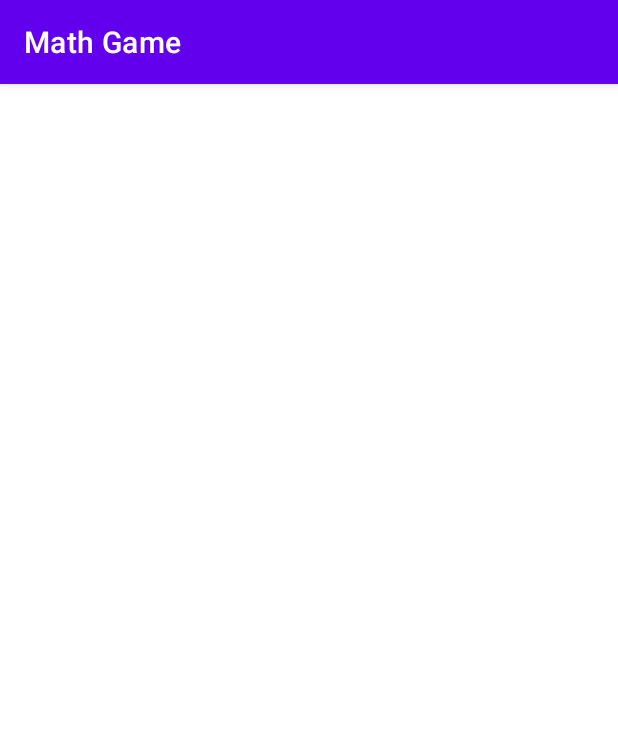
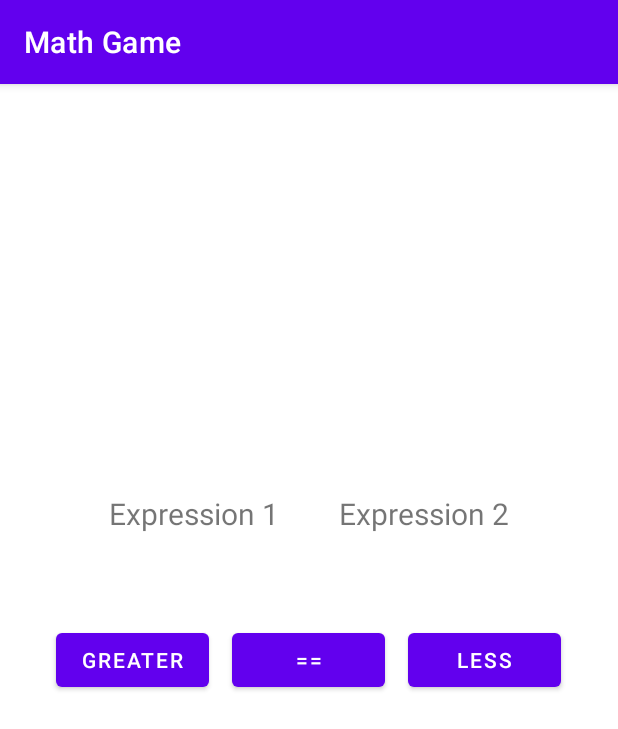
Before and after one commit to pAkalpa/Math_Game, an Android app: the GameLogicActivity screen opened directly, with no data from a screen before it, on a phone screen of 412 x 824 dp. Shown: the top 729 px of the screen. Run offline under Robolectric (Android 15) with nearby library versions, the light colour scheme and no system bars.

Commit message:
:lipstick: Add Basic Game UI

```diff
--- a/app/src/main/res/layout/activity_game_logic.xml
+++ b/app/src/main/res/layout/activity_game_logic.xml
@@ -1,9 +1,72 @@
 <?xml version="1.0" encoding="utf-8"?>
-<androidx.constraintlayout.widget.ConstraintLayout xmlns:android="http://schemas.android.com/apk/res/android"
-    xmlns:app="http://schemas.android.com/apk/res-auto"
+<LinearLayout xmlns:android="http://schemas.android.com/apk/res/android"
     xmlns:tools="http://schemas.android.com/tools"
     android:layout_width="match_parent"
     android:layout_height="match_parent"
-    tools:context=".GameLogicActivity">
+    android:gravity="center"
+    android:orientation="vertical"
+    tools:context=".MainActivity">
 
-</androidx.constraintlayout.widget.ConstraintLayout>
+    <LinearLayout
+        android:layout_width="match_parent"
+        android:layout_height="wrap_content"
+        android:gravity="center"
+        android:orientation="horizontal" >
+
+        <TextView
+            android:id="@+id/tvEx1"
+            android:layout_width="wrap_content"
+            android:text="@string/ex1"
+            android:textSize="20sp"
+            android:autoSizeTextType="uniform"
+            android:layout_marginEnd="20dp"
+            android:layout_height="wrap_content" />
+
+        <TextView
+            android:id="@+id/tvEx2"
+            android:layout_width="wrap_content"
+            android:text="@string/ex2"
+            android:textSize="20sp"
+            android:autoSizeTextType="uniform"
+            android:layout_marginStart="20dp"
+            android:layout_height="wrap_content" />
+    </LinearLayout>
+
+    <LinearLayout
+        android:layout_width="match_parent"
+        android:layout_height="wrap_content"
+        android:orientation="horizontal"
+        android:layout_marginTop="60dp"
+        android:gravity="center" >
+
+        <Button
+            android:id="@+id/btnGT"
+            android:layout_width="102dp"
+            android:layout_height="wrap_content"
+            android:layout_marginEnd="15dp"
+            android:text="@string/greater" />
+
+        <Button
+            android:id="@+id/btnET"
+            android:layout_width="102dp"
+            android:layout_height="wrap_content"
+            android:text="@string/et" />
+
+        <Button
+            android:id="@+id/btnLT"
+            android:layout_width="102dp"
+            android:layout_height="wrap_content"
+            android:layout_marginStart="15dp"
+            android:text="@string/less" />
+
+    </LinearLayout>
+
+    <TextView
+        android:id="@+id/tvResult"
+        android:layout_width="match_parent"
+        android:layout_height="wrap_content"
+        android:textSize="50sp"
+        android:textAlignment="center"
+        android:layout_marginTop="20sp" />
+
+</LinearLayout>
--- a/app/src/main/res/values/strings.xml
+++ b/app/src/main/res/values/strings.xml
@@ -7,4 +7,11 @@
     <string name="message">I confirm that I understand what plagiarism is and have read and understood the section on Assessment Offences in the Essential Information for Students. The work that I have submitted is entirely my own. Any work from other authors is duly referenced and acknowledged.</string>
     <string name="close">CLOSE</string>
     <string name="closeBtn">Close Button Image</string>
+    <string name="ex1">Expression 1</string>
+    <string name="ex2">Expression 2</string>
+    <string name="greater">GREATER</string>
+    <string name="et">==</string>
+    <string name="less">LESS</string>
+    <string name="correct">CORRECT</string>
+    <string name="wrong">WRONG</string>
 </resources>
```
